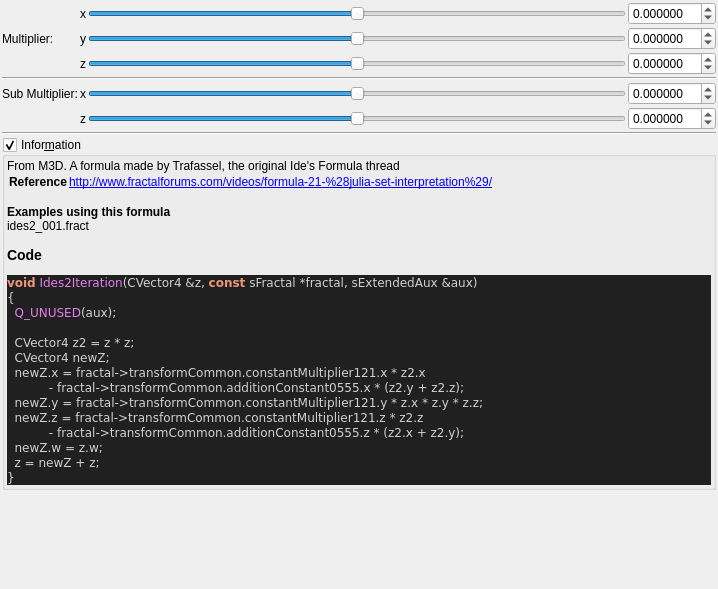
Before: the Qt Designer form mandelbulber2/formula/ui/fractal_ides2.ui in buddhi1980/mandelbulber2, drawn with Qt 5.
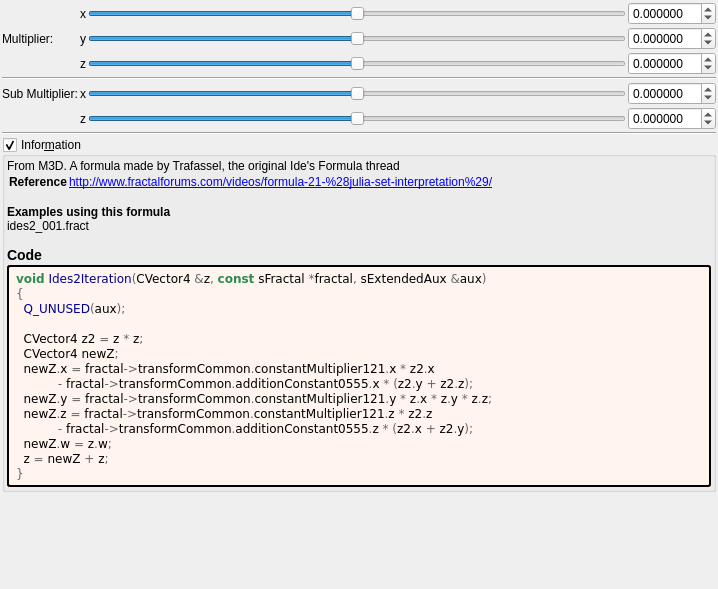
After: the same form once the commit is applied. Custom widgets are drawn as their Qt base class.

```diff
--- a/mandelbulber2/formula/ui/fractal_ides2.ui
+++ b/mandelbulber2/formula/ui/fractal_ides2.ui
@@ -383,28 +383,43 @@
        <number>2</number>
       </property>
       <item>
-       <widget class="QLabel" name="label_code_content">
+	   <widget class="QLabel" name="label_information_general">
         <property name="text">
          <string notr="true">&lt;p&gt;From M3D. A formula made by Trafassel, the original Ide's Formula thread&lt;/p&gt;&lt;table&gt;
 &lt;tr&gt;&lt;th&gt;Reference&lt;/th&gt;&lt;td&gt;&lt;a href=&quot;http://www.fractalforums.com/videos/formula-21-%28julia-set-interpretation%29/&quot;&gt;http://www.fractalforums.com/videos/formula-21-%28julia-set-interpretation%29/&lt;br&gt;
 &lt;/td&gt;&lt;/tr&gt;
 &lt;/table&gt;
-&lt;br&gt;&lt;b&gt;Examples using this formula&lt;/b&gt;&lt;br&gt;ides2_001.fract&lt;h3&gt;Code&lt;/h3&gt;
-&lt;body style=&quot;background-color:#202020&quot;&gt;
-&lt;pre style=&quot;color:#d0d0d0; background-color:#202020;  font-family:'Courier New',monospace;&quot;&gt;&lt;span style=&quot;color:#f09479; font-weight:bold&quot;&gt;void&lt;/span&gt; &lt;span style=&quot;color:#e47eed&quot;&gt;Ides2Iteration&lt;/span&gt;&lt;span style=&quot;color:#d0d0d0&quot;&gt;(&lt;/span&gt;CVector4 &lt;span style=&quot;color:#d0d0d0&quot;&gt;&amp;amp;&lt;/span&gt;z&lt;span style=&quot;color:#d0d0d0&quot;&gt;,&lt;/span&gt; &lt;span style=&quot;color:#f09479; font-weight:bold&quot;&gt;const&lt;/span&gt; sFractal &lt;span style=&quot;color:#d0d0d0&quot;&gt;*&lt;/span&gt;fractal&lt;span style=&quot;color:#d0d0d0&quot;&gt;,&lt;/span&gt; sExtendedAux &lt;span style=&quot;color:#d0d0d0&quot;&gt;&amp;amp;&lt;/span&gt;aux&lt;span style=&quot;color:#d0d0d0&quot;&gt;)&lt;/span&gt;
-&lt;span style=&quot;color:#d0d0d0&quot;&gt;{&lt;/span&gt;
-  &lt;span style=&quot;color:#e47eed&quot;&gt;Q_UNUSED&lt;/span&gt;&lt;span style=&quot;color:#d0d0d0&quot;&gt;(&lt;/span&gt;aux&lt;span style=&quot;color:#d0d0d0&quot;&gt;);&lt;/span&gt;
+&lt;br&gt;&lt;b&gt;Examples using this formula&lt;/b&gt;&lt;br&gt;ides2_001.fract&lt;h3&gt;Code&lt;/h3&gt;</string>
+		</property>
+		<property name="wordWrap">
+		 <bool>true</bool>
+		</property>
+		<property name="openExternalLinks">
+		 <bool>true</bool>
+		</property>
+		<property name="textInteractionFlags">
+		 <set>Qt::LinksAccessibleByMouse|Qt::TextSelectableByMouse</set>
+		</property>
+		</widget>
+	   </item>
+	   <item>
+	    <widget class="QLabel" name="label_code_content">
+		 <property name="text">
+		  <string notr="true">&lt;body style=&quot;background-color:#fff5ee&quot;&gt;
+&lt;pre style=&quot;color:#000000; background-color:#fff5ee;  font-family:'Courier New',monospace;&quot;&gt;&lt;span style=&quot;color:#2e8b57; font-weight:bold&quot;&gt;void&lt;/span&gt; &lt;span style=&quot;color:#00008f&quot;&gt;Ides2Iteration&lt;/span&gt;&lt;span style=&quot;color:#676767&quot;&gt;(&lt;/span&gt;CVector4 &lt;span style=&quot;color:#676767&quot;&gt;&amp;amp;&lt;/span&gt;z&lt;span style=&quot;color:#676767&quot;&gt;,&lt;/span&gt; &lt;span style=&quot;color:#2e8b57; font-weight:bold&quot;&gt;const&lt;/span&gt; sFractal &lt;span style=&quot;color:#676767&quot;&gt;*&lt;/span&gt;fractal&lt;span style=&quot;color:#676767&quot;&gt;,&lt;/span&gt; sExtendedAux &lt;span style=&quot;color:#676767&quot;&gt;&amp;amp;&lt;/span&gt;aux&lt;span style=&quot;color:#676767&quot;&gt;)&lt;/span&gt;
+&lt;span style=&quot;color:#676767&quot;&gt;{&lt;/span&gt;
+  &lt;span style=&quot;color:#00008f&quot;&gt;Q_UNUSED&lt;/span&gt;&lt;span style=&quot;color:#676767&quot;&gt;(&lt;/span&gt;aux&lt;span style=&quot;color:#676767&quot;&gt;);&lt;/span&gt;
 
-  CVector4 z2 &lt;span style=&quot;color:#d0d0d0&quot;&gt;=&lt;/span&gt; z &lt;span style=&quot;color:#d0d0d0&quot;&gt;*&lt;/span&gt; z&lt;span style=&quot;color:#d0d0d0&quot;&gt;;&lt;/span&gt;
-  CVector4 newZ&lt;span style=&quot;color:#d0d0d0&quot;&gt;;&lt;/span&gt;
-  newZ&lt;span style=&quot;color:#d0d0d0&quot;&gt;.&lt;/span&gt;x &lt;span style=&quot;color:#d0d0d0&quot;&gt;=&lt;/span&gt; fractal&lt;span style=&quot;color:#d0d0d0&quot;&gt;-&amp;gt;&lt;/span&gt;transformCommon&lt;span style=&quot;color:#d0d0d0&quot;&gt;.&lt;/span&gt;constantMultiplier121&lt;span style=&quot;color:#d0d0d0&quot;&gt;.&lt;/span&gt;x &lt;span style=&quot;color:#d0d0d0&quot;&gt;*&lt;/span&gt; z2&lt;span style=&quot;color:#d0d0d0&quot;&gt;.&lt;/span&gt;x
-           &lt;span style=&quot;color:#d0d0d0&quot;&gt;-&lt;/span&gt; fractal&lt;span style=&quot;color:#d0d0d0&quot;&gt;-&amp;gt;&lt;/span&gt;transformCommon&lt;span style=&quot;color:#d0d0d0&quot;&gt;.&lt;/span&gt;additionConstant0555&lt;span style=&quot;color:#d0d0d0&quot;&gt;.&lt;/span&gt;x &lt;span style=&quot;color:#d0d0d0&quot;&gt;* (&lt;/span&gt;z2&lt;span style=&quot;color:#d0d0d0&quot;&gt;.&lt;/span&gt;y &lt;span style=&quot;color:#d0d0d0&quot;&gt;+&lt;/span&gt; z2&lt;span style=&quot;color:#d0d0d0&quot;&gt;.&lt;/span&gt;z&lt;span style=&quot;color:#d0d0d0&quot;&gt;);&lt;/span&gt;
-  newZ&lt;span style=&quot;color:#d0d0d0&quot;&gt;.&lt;/span&gt;y &lt;span style=&quot;color:#d0d0d0&quot;&gt;=&lt;/span&gt; fractal&lt;span style=&quot;color:#d0d0d0&quot;&gt;-&amp;gt;&lt;/span&gt;transformCommon&lt;span style=&quot;color:#d0d0d0&quot;&gt;.&lt;/span&gt;constantMultiplier121&lt;span style=&quot;color:#d0d0d0&quot;&gt;.&lt;/span&gt;y &lt;span style=&quot;color:#d0d0d0&quot;&gt;*&lt;/span&gt; z&lt;span style=&quot;color:#d0d0d0&quot;&gt;.&lt;/span&gt;x &lt;span style=&quot;color:#d0d0d0&quot;&gt;*&lt;/span&gt; z&lt;span style=&quot;color:#d0d0d0&quot;&gt;.&lt;/span&gt;y &lt;span style=&quot;color:#d0d0d0&quot;&gt;*&lt;/span&gt; z&lt;span style=&quot;color:#d0d0d0&quot;&gt;.&lt;/span&gt;z&lt;span style=&quot;color:#d0d0d0&quot;&gt;;&lt;/span&gt;
-  newZ&lt;span style=&quot;color:#d0d0d0&quot;&gt;.&lt;/span&gt;z &lt;span style=&quot;color:#d0d0d0&quot;&gt;=&lt;/span&gt; fractal&lt;span style=&quot;color:#d0d0d0&quot;&gt;-&amp;gt;&lt;/span&gt;transformCommon&lt;span style=&quot;color:#d0d0d0&quot;&gt;.&lt;/span&gt;constantMultiplier121&lt;span style=&quot;color:#d0d0d0&quot;&gt;.&lt;/span&gt;z &lt;span style=&quot;color:#d0d0d0&quot;&gt;*&lt;/span&gt; z2&lt;span style=&quot;color:#d0d0d0&quot;&gt;.&lt;/span&gt;z
-           &lt;span style=&quot;color:#d0d0d0&quot;&gt;-&lt;/span&gt; fractal&lt;span style=&quot;color:#d0d0d0&quot;&gt;-&amp;gt;&lt;/span&gt;transformCommon&lt;span style=&quot;color:#d0d0d0&quot;&gt;.&lt;/span&gt;additionConstant0555&lt;span style=&quot;color:#d0d0d0&quot;&gt;.&lt;/span&gt;z &lt;span style=&quot;color:#d0d0d0&quot;&gt;* (&lt;/span&gt;z2&lt;span style=&quot;color:#d0d0d0&quot;&gt;.&lt;/span&gt;x &lt;span style=&quot;color:#d0d0d0&quot;&gt;+&lt;/span&gt; z2&lt;span style=&quot;color:#d0d0d0&quot;&gt;.&lt;/span&gt;y&lt;span style=&quot;color:#d0d0d0&quot;&gt;);&lt;/span&gt;
-  newZ&lt;span style=&quot;color:#d0d0d0&quot;&gt;.&lt;/span&gt;w &lt;span style=&quot;color:#d0d0d0&quot;&gt;=&lt;/span&gt; z&lt;span style=&quot;color:#d0d0d0&quot;&gt;.&lt;/span&gt;w&lt;span style=&quot;color:#d0d0d0&quot;&gt;;&lt;/span&gt;
-  z &lt;span style=&quot;color:#d0d0d0&quot;&gt;=&lt;/span&gt; newZ &lt;span style=&quot;color:#d0d0d0&quot;&gt;+&lt;/span&gt; z&lt;span style=&quot;color:#d0d0d0&quot;&gt;;&lt;/span&gt;
-&lt;span style=&quot;color:#d0d0d0&quot;&gt;}&lt;/span&gt;
+  CVector4 z2 &lt;span style=&quot;color:#676767&quot;&gt;=&lt;/span&gt; z &lt;span style=&quot;color:#676767&quot;&gt;*&lt;/span&gt; z&lt;span style=&quot;color:#676767&quot;&gt;;&lt;/span&gt;
+  CVector4 newZ&lt;span style=&quot;color:#676767&quot;&gt;;&lt;/span&gt;
+  newZ&lt;span style=&quot;color:#676767&quot;&gt;.&lt;/span&gt;x &lt;span style=&quot;color:#676767&quot;&gt;=&lt;/span&gt; fractal&lt;span style=&quot;color:#676767&quot;&gt;-&amp;gt;&lt;/span&gt;transformCommon&lt;span style=&quot;color:#676767&quot;&gt;.&lt;/span&gt;constantMultiplier121&lt;span style=&quot;color:#676767&quot;&gt;.&lt;/span&gt;x &lt;span style=&quot;color:#676767&quot;&gt;*&lt;/span&gt; z2&lt;span style=&quot;color:#676767&quot;&gt;.&lt;/span&gt;x
+           &lt;span style=&quot;color:#676767&quot;&gt;-&lt;/span&gt; fractal&lt;span style=&quot;color:#676767&quot;&gt;-&amp;gt;&lt;/span&gt;transformCommon&lt;span style=&quot;color:#676767&quot;&gt;.&lt;/span&gt;additionConstant0555&lt;span style=&quot;color:#676767&quot;&gt;.&lt;/span&gt;x &lt;span style=&quot;color:#676767&quot;&gt;* (&lt;/span&gt;z2&lt;span style=&quot;color:#676767&quot;&gt;.&lt;/span&gt;y &lt;span style=&quot;color:#676767&quot;&gt;+&lt;/span&gt; z2&lt;span style=&quot;color:#676767&quot;&gt;.&lt;/span&gt;z&lt;span style=&quot;color:#676767&quot;&gt;);&lt;/span&gt;
+  newZ&lt;span style=&quot;color:#676767&quot;&gt;.&lt;/span&gt;y &lt;span style=&quot;color:#676767&quot;&gt;=&lt;/span&gt; fractal&lt;span style=&quot;color:#676767&quot;&gt;-&amp;gt;&lt;/span&gt;transformCommon&lt;span style=&quot;color:#676767&quot;&gt;.&lt;/span&gt;constantMultiplier121&lt;span style=&quot;color:#676767&quot;&gt;.&lt;/span&gt;y &lt;span style=&quot;color:#676767&quot;&gt;*&lt;/span&gt; z&lt;span style=&quot;color:#676767&quot;&gt;.&lt;/span&gt;x &lt;span style=&quot;color:#676767&quot;&gt;*&lt;/span&gt; z&lt;span style=&quot;color:#676767&quot;&gt;.&lt;/span&gt;y &lt;span style=&quot;color:#676767&quot;&gt;*&lt;/span&gt; z&lt;span style=&quot;color:#676767&quot;&gt;.&lt;/span&gt;z&lt;span style=&quot;color:#676767&quot;&gt;;&lt;/span&gt;
+  newZ&lt;span style=&quot;color:#676767&quot;&gt;.&lt;/span&gt;z &lt;span style=&quot;color:#676767&quot;&gt;=&lt;/span&gt; fractal&lt;span style=&quot;color:#676767&quot;&gt;-&amp;gt;&lt;/span&gt;transformCommon&lt;span style=&quot;color:#676767&quot;&gt;.&lt;/span&gt;constantMultiplier121&lt;span style=&quot;color:#676767&quot;&gt;.&lt;/span&gt;z &lt;span style=&quot;color:#676767&quot;&gt;*&lt;/span&gt; z2&lt;span style=&quot;color:#676767&quot;&gt;.&lt;/span&gt;z
+           &lt;span style=&quot;color:#676767&quot;&gt;-&lt;/span&gt; fractal&lt;span style=&quot;color:#676767&quot;&gt;-&amp;gt;&lt;/span&gt;transformCommon&lt;span style=&quot;color:#676767&quot;&gt;.&lt;/span&gt;additionConstant0555&lt;span style=&quot;color:#676767&quot;&gt;.&lt;/span&gt;z &lt;span style=&quot;color:#676767&quot;&gt;* (&lt;/span&gt;z2&lt;span style=&quot;color:#676767&quot;&gt;.&lt;/span&gt;x &lt;span style=&quot;color:#676767&quot;&gt;+&lt;/span&gt; z2&lt;span style=&quot;color:#676767&quot;&gt;.&lt;/span&gt;y&lt;span style=&quot;color:#676767&quot;&gt;);&lt;/span&gt;
+  newZ&lt;span style=&quot;color:#676767&quot;&gt;.&lt;/span&gt;w &lt;span style=&quot;color:#676767&quot;&gt;=&lt;/span&gt; z&lt;span style=&quot;color:#676767&quot;&gt;.&lt;/span&gt;w&lt;span style=&quot;color:#676767&quot;&gt;;&lt;/span&gt;
+  z &lt;span style=&quot;color:#676767&quot;&gt;=&lt;/span&gt; newZ &lt;span style=&quot;color:#676767&quot;&gt;+&lt;/span&gt; z&lt;span style=&quot;color:#676767&quot;&gt;;&lt;/span&gt;
+&lt;span style=&quot;color:#676767&quot;&gt;}&lt;/span&gt;
 &lt;/pre&gt;
 &lt;/body&gt;</string>
         </property>
@@ -417,6 +432,9 @@
         <property name="textInteractionFlags">
          <set>Qt::LinksAccessibleByMouse|Qt::TextSelectableByMouse</set>
         </property>
+		 <property name="styleSheet">
+		  <string notr="true">border-style: outset; border-width: 2px; border-radius: 3px; border-color: black; background-color: #fff5ee; padding: 4px;</string>
+		  </property>
        </widget>
       </item>
      </layout>
```
Lines whose indentation alone changed are shown as unchanged.
